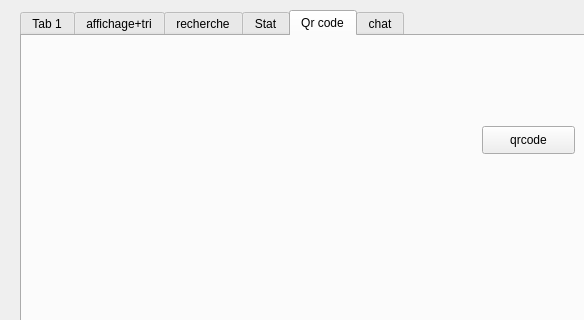
Above: mainwindow.ui from houas6/Smart-Recruit-help-center before the change; both pictures show x 0 to 584 and y 0 to 320 of the 800 by 600 pixel window. Below: the same form after it.
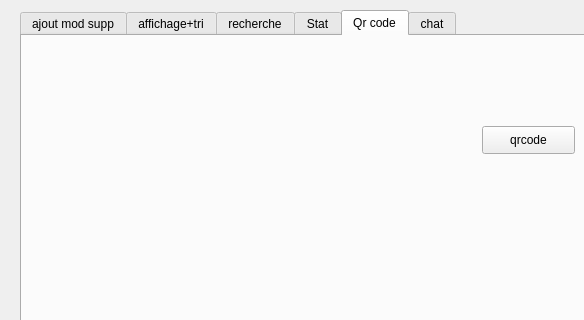
That is the form after the change. The open tabs and pages were chosen to show the change. Custom widgets are drawn as their Qt base class.

```diff
--- a/mainwindow.ui
+++ b/mainwindow.ui
@@ -28,7 +28,7 @@
     </property>
     <widget class="QWidget" name="tab">
      <attribute name="title">
-      <string>Tab 1</string>
+      <string>ajout mod supp</string>
      </attribute>
      <widget class="QGroupBox" name="GestiondesEmploys">
       <property name="geometry">
```
Left out of the diff: 14 changed lines with no effect on the pictures.
